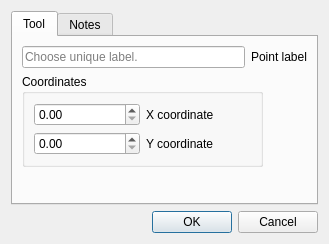
This is src/libs/vtools/dialogs/tools/dialogsinglepoint.ui in equinox-patterns/Ostara as Qt 5 draws it before an edit. The edited form follows.
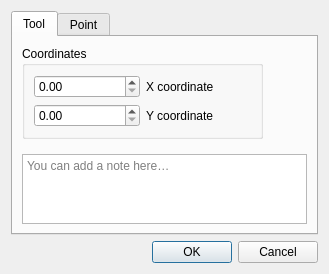
This is the edited form. Icons and pictures are not drawn.

Commit message: Dialog tools : notes → Tool, onglet Point, base point retiré

```diff
--- a/src/libs/vtools/dialogs/tools/dialogsinglepoint.ui
+++ b/src/libs/vtools/dialogs/tools/dialogsinglepoint.ui
@@ -37,36 +37,6 @@
        <string>Tool</string>
       </attribute>
       <layout class="QVBoxLayout" name="verticalLayout_2">
-       <item>
-        <layout class="QHBoxLayout" name="horizontalLayout">
-         <item>
-          <widget class="QLineEdit" name="lineEditName">
-           <property name="toolTip">
-            <string>Unique label</string>
-           </property>
-           <property name="text">
-            <string/>
-           </property>
-           <property name="placeholderText">
-            <string>Choose unique label.</string>
-           </property>
-          </widget>
-         </item>
-         <item>
-          <widget class="QLabel" name="labelEditName">
-           <property name="sizePolicy">
-            <sizepolicy hsizetype="Preferred" vsizetype="Fixed">
-             <horstretch>0</horstretch>
-             <verstretch>0</verstretch>
-            </sizepolicy>
-           </property>
-           <property name="text">
-            <string>Point label</string>
-           </property>
-          </widget>
-         </item>
-        </layout>
-       </item>
        <item>
         <widget class="QGroupBox" name="groupBox">
          <property name="maximumSize">
@@ -118,15 +88,59 @@
          </property>
         </spacer>
        </item>
+       <item>
+        <layout class="QHBoxLayout" name="notesSeparatorLayout">
+         <property name="leftMargin"><number>33</number></property>
+         <property name="rightMargin"><number>33</number></property>
+         <item>
+          <widget class="QFrame" name="notesSeparator">
+           <property name="minimumSize"><size><width>0</width><height>1</height></size></property>
+           <property name="maximumSize"><size><width>16777215</width><height>1</height></size></property>
+          </widget>
+         </item>
+        </layout>
+       </item>
+       <item>
+        <widget class="QPlainTextEdit" name="plainTextEditToolNotes">
+         <property name="placeholderText"><string>You can add a note here…</string></property>
+         <property name="maximumSize"><size><width>16777215</width><height>100</height></size></property>
+        </widget>
+       </item>
       </layout>
      </widget>
      <widget class="QWidget" name="tabNotes">
       <attribute name="title">
-       <string>Notes</string>
+       <string>Point</string>
       </attribute>
-      <layout class="QVBoxLayout" name="verticalLayout_3">
-       <item>
-        <widget class="QPlainTextEdit" name="plainTextEditToolNotes"/>
+      <layout class="QFormLayout" name="formLayoutPoint">
+       <property name="fieldGrowthPolicy">
+        <enum>QFormLayout::ExpandingFieldsGrow</enum>
+       </property>
+       <item row="0" column="0">
+        <widget class="QLabel" name="labelEditName">
+         <property name="sizePolicy">
+          <sizepolicy hsizetype="Preferred" vsizetype="Fixed">
+           <horstretch>0</horstretch>
+           <verstretch>0</verstretch>
+          </sizepolicy>
+         </property>
+         <property name="text">
+          <string>Point name:</string>
+         </property>
+        </widget>
+       </item>
+       <item row="0" column="1">
+        <widget class="QLineEdit" name="lineEditName">
+         <property name="toolTip">
+          <string>Unique label</string>
+         </property>
+         <property name="text">
+          <string/>
+         </property>
+         <property name="placeholderText">
+          <string>Choose unique label.</string>
+         </property>
+        </widget>
        </item>
       </layout>
      </widget>
```
The commit also changes 77 other files.
